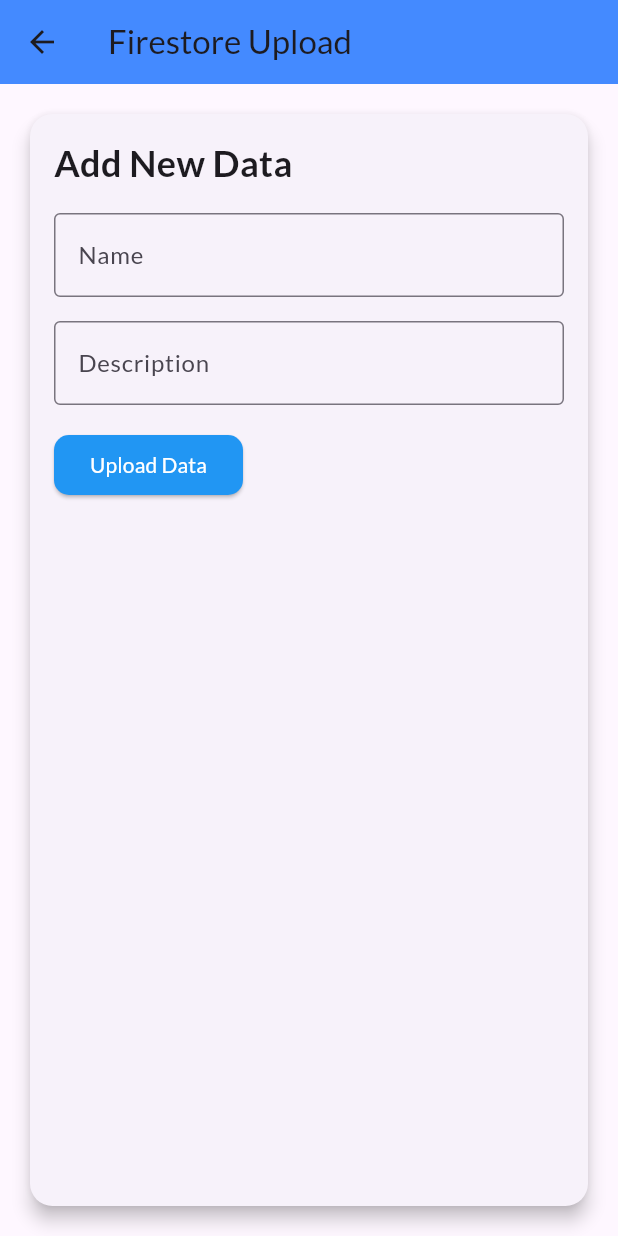
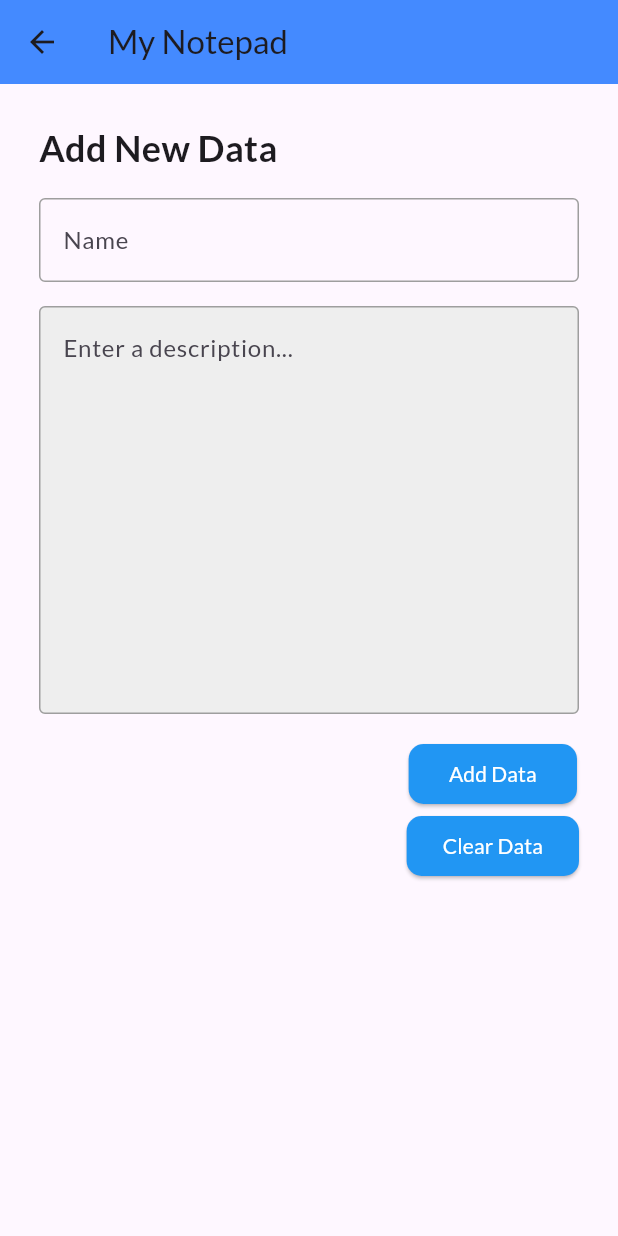
Before and after one commit to priyadarsan1234/Notepad-Application-Flutter, a Flutter app: the ADDING screen opened directly, on a phone screen of 412 x 824 dp. Run offline on Flutter 3.47's test engine with Material 3 defaults, Android fonts, the phone set to English and light mode, and no system bars; our stand-ins replace animate_do, cloud_firestore, firebase_auth, firebase_core, google_fonts, shared_preferences; accounts and stored records are empty.

Commit message:
all style change

```diff
--- a/lib/add_user_screen.dart
+++ b/lib/add_user_screen.dart
@@ -26,7 +26,7 @@ class _AddState extends State<ADDING> {
       await users.add({
         'name': name,
         'description': description,
-        'email':mail ,
+        'email': mail,
         'timestamp': FieldValue.serverTimestamp(),
       });
 
@@ -44,16 +44,12 @@ class _AddState extends State<ADDING> {
   Widget build(BuildContext context) {
     return Scaffold(
       appBar: AppBar(
-        title: Text('Firestore Upload'),
+        title: Text('My Notepad'),
         backgroundColor: Colors.blueAccent,
       ),
-      body: Padding(
-        padding: const EdgeInsets.all(16.0),
-        child: Card(
-          elevation: 5,
-          shape: RoundedRectangleBorder(
-            borderRadius: BorderRadius.circular(15.0),
-          ),
+      body: SingleChildScrollView(
+        child: Padding(
+        padding: const EdgeInsets.all(10.0),
         child: Padding(
           padding: const EdgeInsets.all(16.0),
           child: Column(
@@ -71,21 +67,49 @@ class _AddState extends State<ADDING> {
                 controller: _nameController,
                 decoration: InputDecoration(
                   labelText: 'Name',
-                    border: OutlineInputBorder(),
+                  focusedBorder: OutlineInputBorder(
+                    borderSide: BorderSide(color: Colors.blue, width: 2.0),
+                  ),
+                  enabledBorder: OutlineInputBorder(
+                    borderSide: BorderSide(color: Colors.grey),
+                  ),
                 ),
               ),
               SizedBox(height: 16.0),
-                TextField(
+              TextFormField(
+                maxLines: 10,
                 controller: _descriptionController,
                 decoration: InputDecoration(
-                    labelText: 'Description',
+                  labelStyle: TextStyle(
+                    fontSize: 18.0,
+                    fontWeight: FontWeight.bold,
+                    color: Colors.blue,
+                  ),
+                  hintText: 'Enter a description...',
                   border: OutlineInputBorder(),
+                  enabledBorder: OutlineInputBorder(
+                    borderSide: BorderSide(color: Colors.grey),
+                  ),
+                  focusedBorder: OutlineInputBorder(
+                    borderSide: BorderSide(color: Colors.blue, width: 2.0),
+                  ),
+                  fillColor: Colors.grey[200], // Background color
+                  filled: true,
+                ),
+                style: TextStyle(
+                  fontSize: 16.0,
+                  color: Colors.black87,
                 ),
               ),
               SizedBox(height: 16.0),
+              Row(
+                mainAxisAlignment: MainAxisAlignment.end,
+                children: [
+                  Column(
+                    children: [
                       ElevatedButton(
                     onPressed: _uploadData,
-                  child: Text('Upload Data'),
+                    child: Text(' Add Data '),
                     style: ElevatedButton.styleFrom(
                       primary: Colors.blue,
                       onPrimary: Colors.white,
@@ -94,12 +118,31 @@ class _AddState extends State<ADDING> {
                       ),
                     ),
                   ),
+                  ElevatedButton(
+                    onPressed: (){
+                      _descriptionController.text='';
+                      _nameController.text='';
+                    },
+                    child: Text('Clear Data'),
+                    style: ElevatedButton.styleFrom(
+                      primary: Colors.blue,
+                      onPrimary: Colors.white,
+                      shape: RoundedRectangleBorder(
+                        borderRadius: BorderRadius.circular(10.0),
+                      ),
+                    ),
+                  ),
+                    ],
+                  )
+                ],
+              ),
               SizedBox(height: 16.0),
             ],
           ),
         ),
       ),
-      ),
+      )
     );
+    // );
   }
 }
--- a/lib/splash.dart
+++ b/lib/splash.dart
@@ -23,7 +23,7 @@ class Splash_screenState extends State<Splash_screen> {
     SharedPreferences prefs = await SharedPreferences.getInstance();
     bool isLoggedIn = prefs.getBool('isLoggedIn') ?? false;
 
-    Timer(const Duration(seconds: 1), () {
+    Timer(const Duration(seconds: 3), () {
       Navigator.pushReplacement(
         context,
         MaterialPageRoute(builder: (context) => LoginScreen()),
@@ -57,14 +57,14 @@ class Splash_screenState extends State<Splash_screen> {
                 children: [
                   const SizedBox(height: 150),
                   FadeInUp(
-                            duration: Duration(seconds: 1),
+                            duration: Duration(seconds: 2),
                             child:  Image.asset(
                     'assets/logo.png',
                     height: 180,
                   ),),
                    SizedBox(height: 210),
                    FadeInDownBig(
-                            duration: Duration(seconds: 1),
+                            duration: Duration(seconds: 2),
                             child: Row(
                     mainAxisAlignment: MainAxisAlignment.center,
                     children: [
```
Also changed, not shown: lib/EditScreen.dart (+8 -6 lines), lib/view_users_screen.dart (+134 -32 lines). Lines whose indentation alone changed are shown as unchanged.
